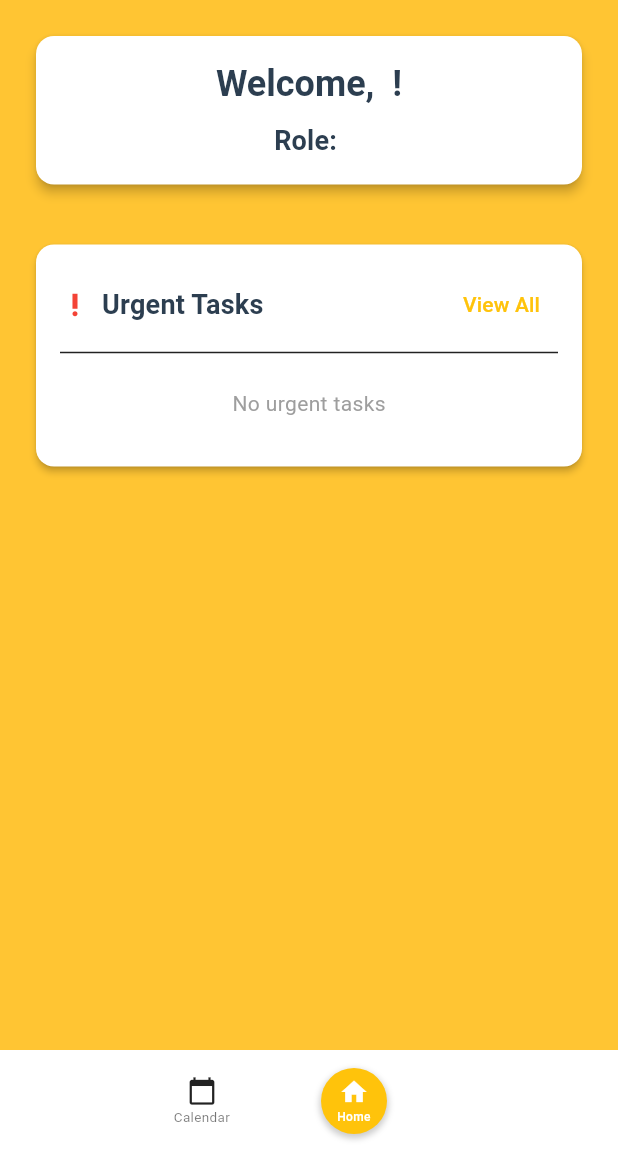
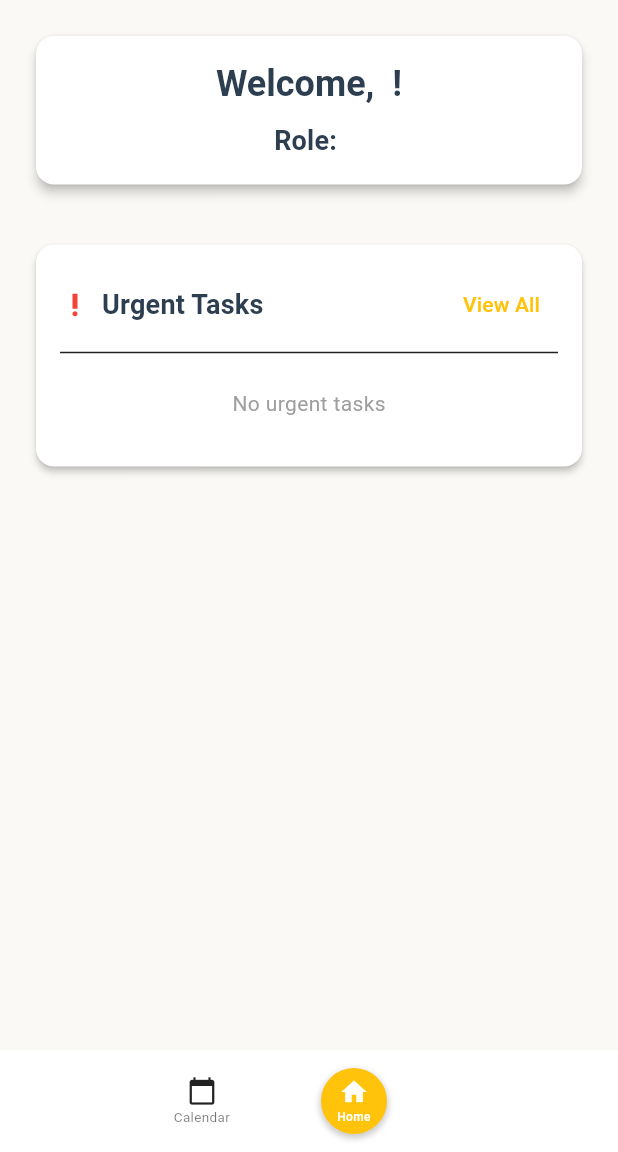
Before and after one commit to HarzaanHussain/cateredtoyou, a Flutter app: the screen it shows once a user with an empty profile is signed in, on a phone screen of 412 x 824 dp, the part 84-1236 px from its top. Run offline on Flutter 3.47's test engine with Material 3 defaults, Android fonts, the phone set to English and light mode, and no system bars; our stand-ins replace cloud_firestore, firebase_auth, firebase_core, flutter_local_notifications, flutter_map, flutter_timezone and 6 more; missing offline and left inert: flutter_map_cancellable_tile_provider; accounts and stored records are empty.

Commit message:
Change home screen background color to offwhite

```diff
--- a/lib/views/home/home_screen.dart
+++ b/lib/views/home/home_screen.dart
@@ -21,7 +21,7 @@ class HomeScreen extends StatelessWidget {
     final rolePermissions = context.read<RolePermissions>();
 
     return Scaffold(
-      backgroundColor: Color(0xFFFFC533), // Set background color to orange
+      backgroundColor: Color(0xFFFAF9F6), // Set background color to orange
       appBar: const CustomAppBar(title: 'CateredToYou'),
       drawer: const CustomDrawer(),
       bottomNavigationBar: const BottomToolbar(),
```
